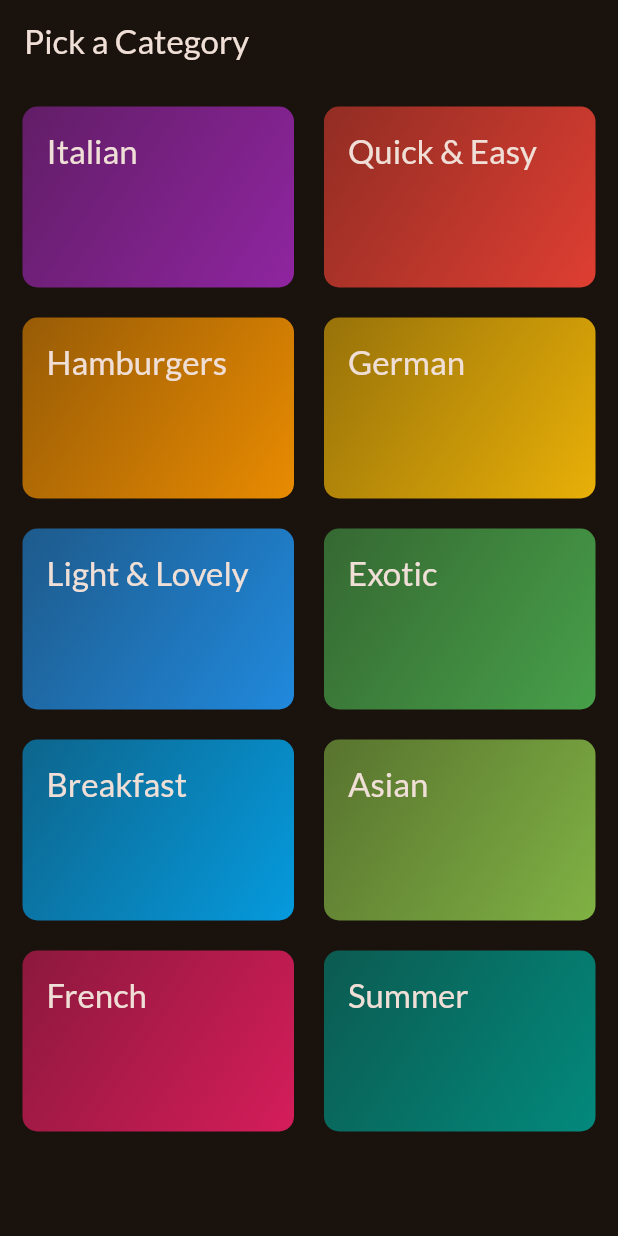
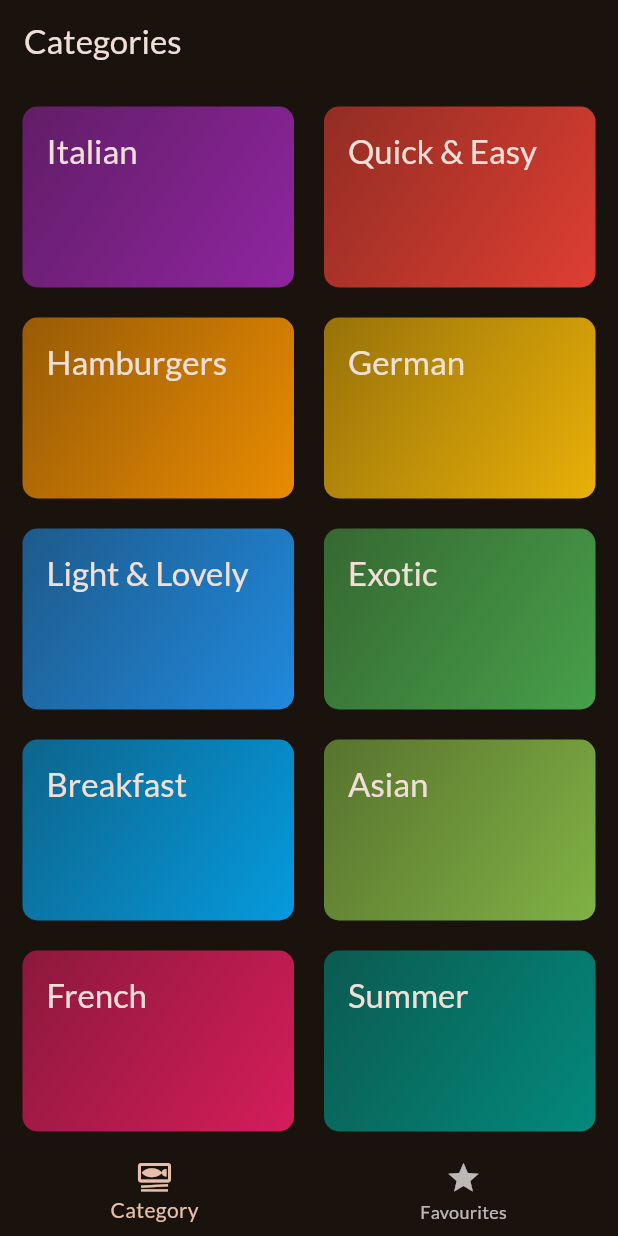
Before and after one commit to rithvik2211/food-menu-app-, a Flutter app: the screen it shows after launch, on a phone screen of 412 x 824 dp. Run offline on Flutter 3.47's test engine with Material 3 defaults, Android fonts, the phone set to English and light mode, and no system bars; our stand-ins replace google_fonts, transparent_image.

Commit message:
favourites

```diff
--- a/lib/main.dart
+++ b/lib/main.dart
@@ -2,6 +2,7 @@ import 'package:flutter/material.dart';
 import 'package:food_app/models/dummy_data.dart';
 import 'package:food_app/screens/categories_screen.dart';
 import 'package:food_app/screens/meals_screen.dart';
+import 'package:food_app/screens/tabs.dart';
 
 import 'package:google_fonts/google_fonts.dart';
 
@@ -25,7 +26,8 @@ class App extends StatelessWidget {
   Widget build(BuildContext context) {
     return MaterialApp(
       theme: theme,
-      home: const CategoriesScreen(),
+      home: const TabsScreen(),
+      // home: const CategoriesScreen(),
     );
   }
 }
--- a/lib/screens/categories_screen.dart
+++ b/lib/screens/categories_screen.dart
@@ -1,11 +1,13 @@
 import 'package:flutter/material.dart';
 import 'package:food_app/models/category.dart';
 import 'package:food_app/models/dummy_data.dart';
+import 'package:food_app/models/meals.dart';
 import 'package:food_app/screens/meals_screen.dart';
 import 'package:food_app/widgets/category_item.dart';
 
 class CategoriesScreen extends StatelessWidget {
-  const CategoriesScreen({super.key});
+  const CategoriesScreen({super.key, required this.onToggelFavourite});
+  final void Function(Meal meal) onToggelFavourite;
 
   void _selectCategory(BuildContext context, Category category) {
     final filteredMeals = dummyMeals
@@ -16,19 +18,18 @@ class CategoriesScreen extends StatelessWidget {
     Navigator.push(
       context,
       MaterialPageRoute(
-        builder: (ctx) =>
-            MealsScreen(meals: filteredMeals, title: category.title),
+        builder: (ctx) => MealsScreen(
+          meals: filteredMeals,
+          title: category.title,
+          onToggelFavourite: onToggelFavourite,
+        ),
       ),
     );
   }
 
   @override
   Widget build(BuildContext context) {
-    return Scaffold(
-      appBar: AppBar(
-        title: const Text('Pick a Category'),
-      ),
-      body: GridView(
+    return GridView(
       padding: const EdgeInsets.all(15),
       gridDelegate: const SliverGridDelegateWithFixedCrossAxisCount(
           crossAxisCount: 2,
@@ -44,7 +45,6 @@ class CategoriesScreen extends StatelessWidget {
             },
           )
       ],
-      ),
     );
   }
 }
--- /dev/null
+++ b/lib/screens/tabs.dart
@@ -0,0 +1,65 @@
+import 'package:flutter/material.dart';
+import 'package:food_app/models/meals.dart';
+import 'package:food_app/screens/categories_screen.dart';
+import 'package:food_app/screens/meals_screen.dart';
+
+class TabsScreen extends StatefulWidget {
+  const TabsScreen({super.key});
+  @override
+  State<TabsScreen> createState() {
+    return _TabsScreen();
+  }
+}
+
+class _TabsScreen extends State<TabsScreen> {
+  int _selectedPageIndex = 0;
+
+  final List<Meal> _favouriteMeals = [];
+
+  void _toggelMealFavouriteStatus(Meal meal) {
+    final isExisting = _favouriteMeals.contains(meal);
+
+    if (isExisting) {
+      _favouriteMeals.remove(meal);
+    } else {
+      _favouriteMeals.add(meal);
+    }
+  }
+
+  void _selectPage(int index) {
+    setState(() {
+      _selectedPageIndex = index;
+    });
+  }
+
+  @override
+  Widget build(BuildContext context) {
+    Widget activePage = CategoriesScreen(
+      onToggelFavourite: _toggelMealFavouriteStatus,
+    );
+    var activePageTitle = "Categories";
+    if (_selectedPageIndex == 1) {
+      activePage = MealsScreen(
+        meals: [],
+        onToggelFavourite: _toggelMealFavouriteStatus,
+      );
+      activePageTitle = 'Your favourites';
+    }
+
+    return Scaffold(
+      appBar: AppBar(
+        title: Text(activePageTitle),
+      ),
+      body: activePage,
+      bottomNavigationBar: BottomNavigationBar(
+        onTap: _selectPage,
+        currentIndex: _selectedPageIndex,
+        items: const [
+          BottomNavigationBarItem(
+              icon: Icon(Icons.set_meal_outlined), label: 'Category'),
+          BottomNavigationBarItem(icon: Icon(Icons.star), label: 'Favourites'),
+        ],
+      ),
+    );
+  }
+}
```
Also changed, not shown: lib/screens/meal_details.dart (+10 -1 lines), lib/screens/meals_screen.dart (+15 -4 lines). Lines whose indentation alone changed are shown as unchanged.
